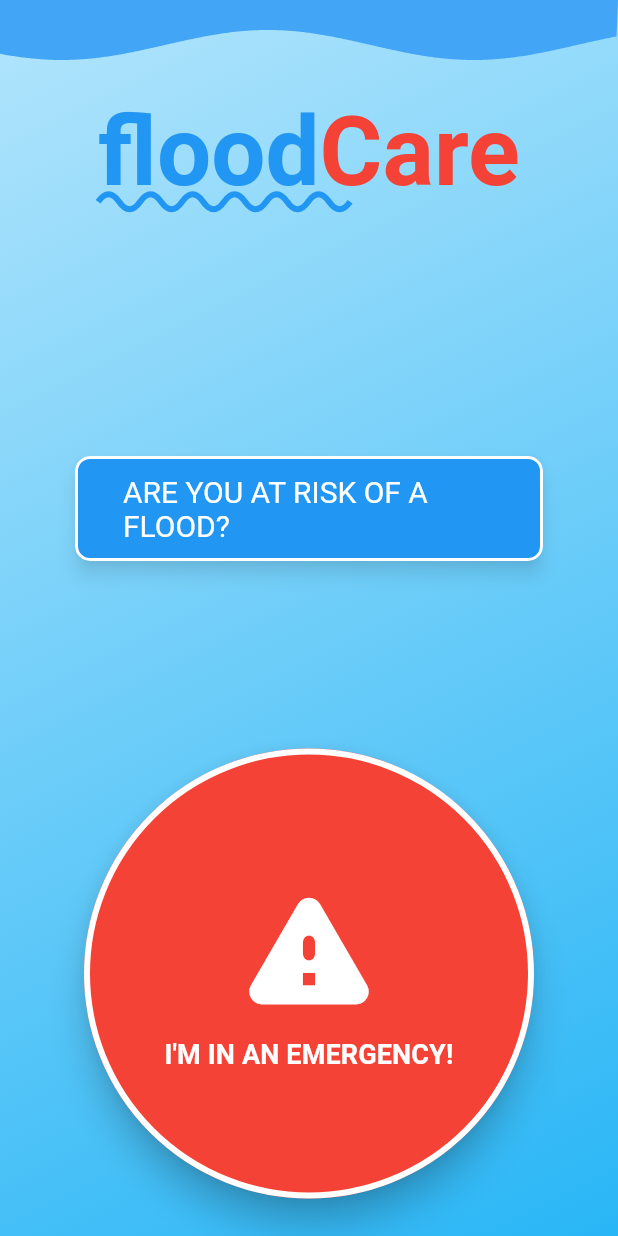
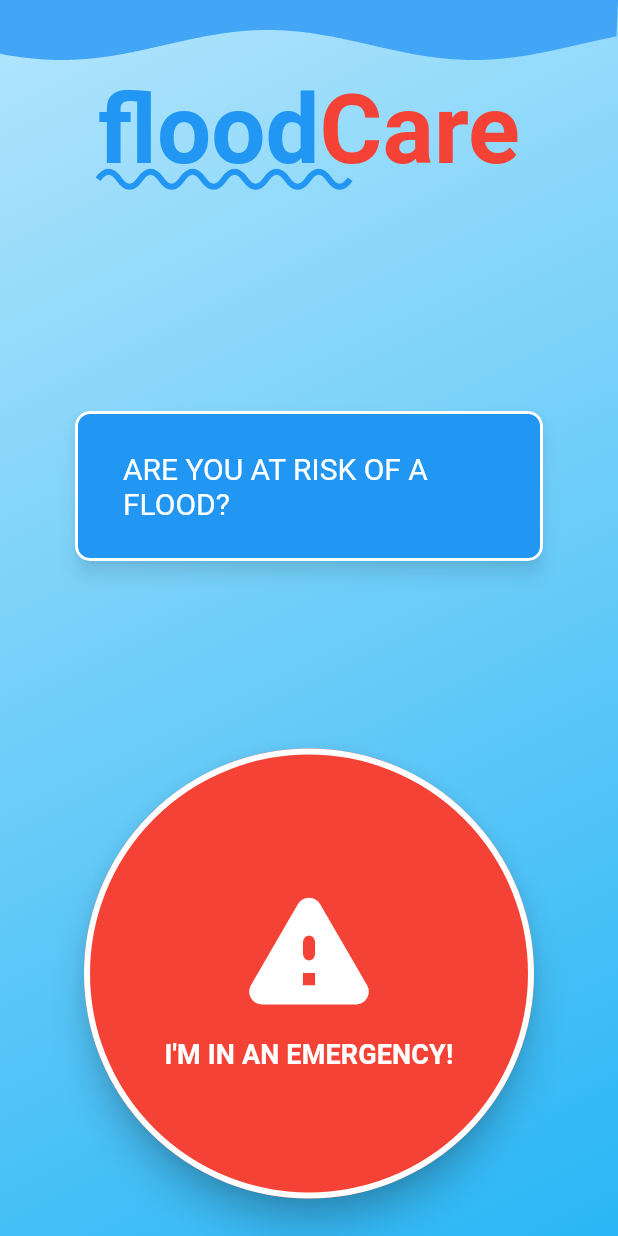
Before and after one commit to EthanDonley/floodCare, a Flutter app: the screen it shows after launch, on a phone screen of 412 x 824 dp. Run offline on Flutter 3.47's test engine with Material 3 defaults, Android fonts, the phone set to English and light mode, and no system bars; our stand-ins replace geolocator, location.

Commit message:
bigger buttonnn

```diff
--- a/lib/flood_risk_button.dart
+++ b/lib/flood_risk_button.dart
@@ -21,6 +21,7 @@ class FloodRiskButton extends StatelessWidget {
             side: const BorderSide(color: Colors.white, width: 2), // White border
           ),
           elevation: 5,  // Shadow depth, adjust as necessary
+          minimumSize: Size(400, 100),
           shadowColor: Colors.black.withOpacity(0.5),  // Shadow color with some transparency
         ),
         child: const Text('ARE YOU AT RISK OF A FLOOD?'),
```
